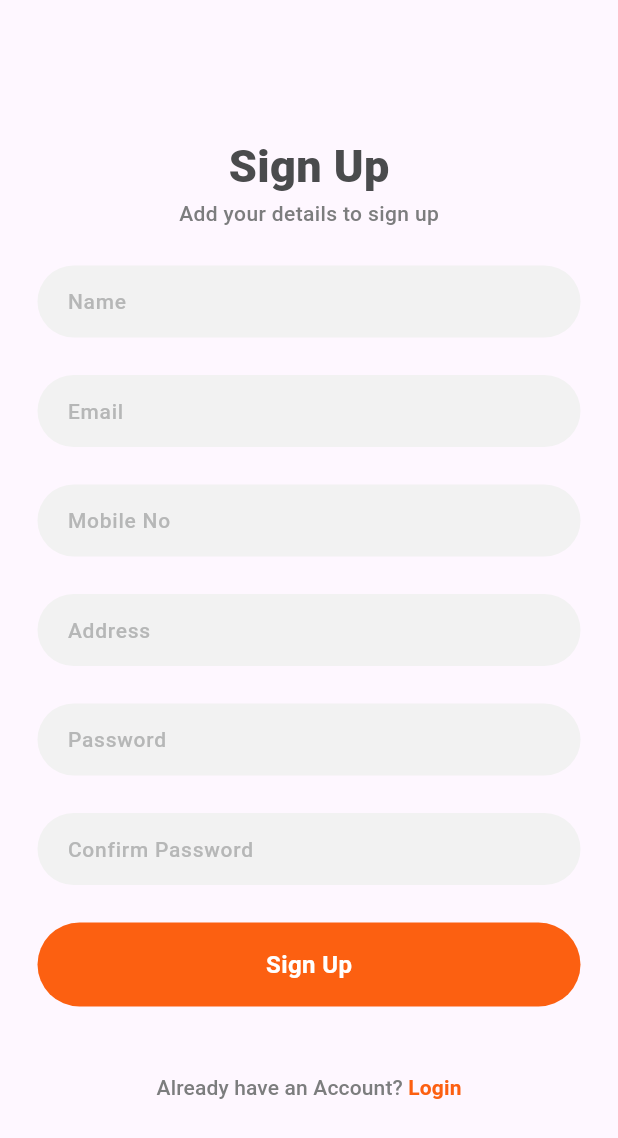
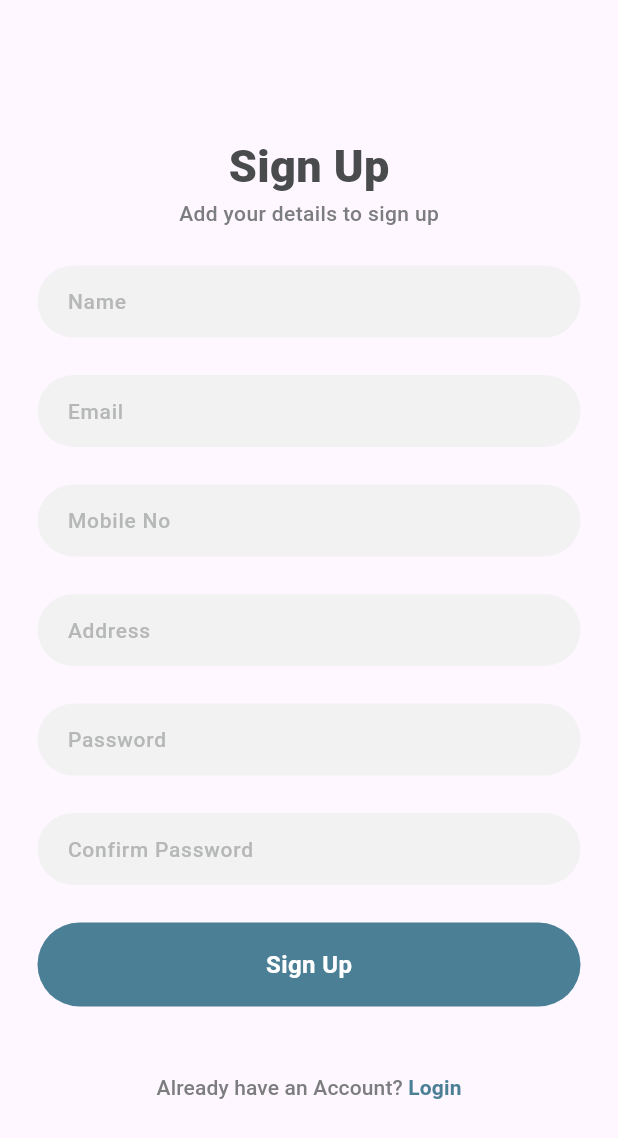
Before and after one commit to raoufboukh/app-delivery, a Flutter app: the screen it shows after launch, after a tap on "Create an Account", on a phone screen of 412 x 824 dp. Shown: the top 1138 px of the screen. Run offline on Flutter 3.47's test engine with Material 3 defaults, Android fonts, the phone set to English and light mode, and no system bars; drawn by our look-alikes of flutter_easyloading; our stand-ins replace flutter_rating_bar, flutter_timezone, get_it, google_maps_flutter, image_picker, shared_preferences and 1 more; missing offline and left inert: custom_map_markers, otp_pin_field; accounts and stored records are empty; Roboto replaces fonts that are missing (Metropolis).

Commit message:
adding main color, logo and Supabase Instance

```diff
--- a/lib/common/color_extension.dart
+++ b/lib/common/color_extension.dart
@@ -1,7 +1,7 @@
 import 'package:flutter/material.dart';
 
 class TColor {
-  static Color get primary => const Color(0xffFC6011);
+  static Color get primary => const Color(0xff4a7f96);
   static Color get primaryText => const Color(0xff4A4B4D);
   static Color get secondaryText => const Color(0xff7C7D7E);
   static Color get textfield => const Color(0xffF2F2F2);
--- a/lib/main.dart
+++ b/lib/main.dart
@@ -9,12 +9,21 @@ import 'package:project/view/login/welcome_view.dart';
 import 'package:project/view/main_tabview/main_tabview.dart';
 import 'package:project/view/on_boarding/startup_view.dart';
 import 'package:shared_preferences/shared_preferences.dart';
+import 'package:supabase_flutter/supabase_flutter.dart';
 
 import 'common/globs.dart';
 import 'common/my_http_overrides.dart';
 
 SharedPreferences? prefs;
 void main() async {
+  WidgetsFlutterBinding.ensureInitialized();
+
+  // Initialize Supabase
+  await Supabase.initialize(
+    url: 'https://eatzxylelqlysdikcdlb.supabase.co',
+    anonKey:
+        'eyJhbGciOiJIUzI1NiIsInR5cCI6IkpXVCJ9.eyJpc3MiOiJzdXBhYmFzZSIsInJlZiI6ImVhdHp4eWxlbHFseXNkaWtjZGxiIiwicm9sZSI6ImFub24iLCJpYXQiOjE3MzE1MTcyOTIsImV4cCI6MjA0NzA5MzI5Mn0.111wXvqLwLdZfhu-lH-l-bu4TRtdePCkABvlZ_D6GRM',
+  );
   setUpLocator();
   HttpOverrides.global = MyHttpOverrides();
   WidgetsFlutterBinding.ensureInitialized();
--- a/lib/view/login/welcome_view.dart
+++ b/lib/view/login/welcome_view.dart
@@ -30,8 +30,8 @@ class _WelcomeViewState extends State<WelcomeView> {
                 ),
                 Image.asset(
                   "assets/img/app_logo.png",
-                  width: media.width * 0.55,
-                  height: media.width * 0.55,
+                  width: media.width * 0.65,
+                  height: media.width * 0.45,
                   fit: BoxFit.contain,
                 ),
               ],
--- a/pubspec.yaml
+++ b/pubspec.yaml
@@ -43,6 +43,7 @@ dependencies:
   image_picker: ^1.1.2
   custom_map_markers: ^0.0.2+1
   shared_preferences: ^2.3.3
+  supabase_flutter: ^2.8.1
 
 dev_dependencies:
   flutter_test:
```
Also changed, not shown: assets/img/app_logo.jpg (added), assets/img/app_logo.png, assets/img/welcome_top_shape.png, pubspec.lock, 2 other files.
